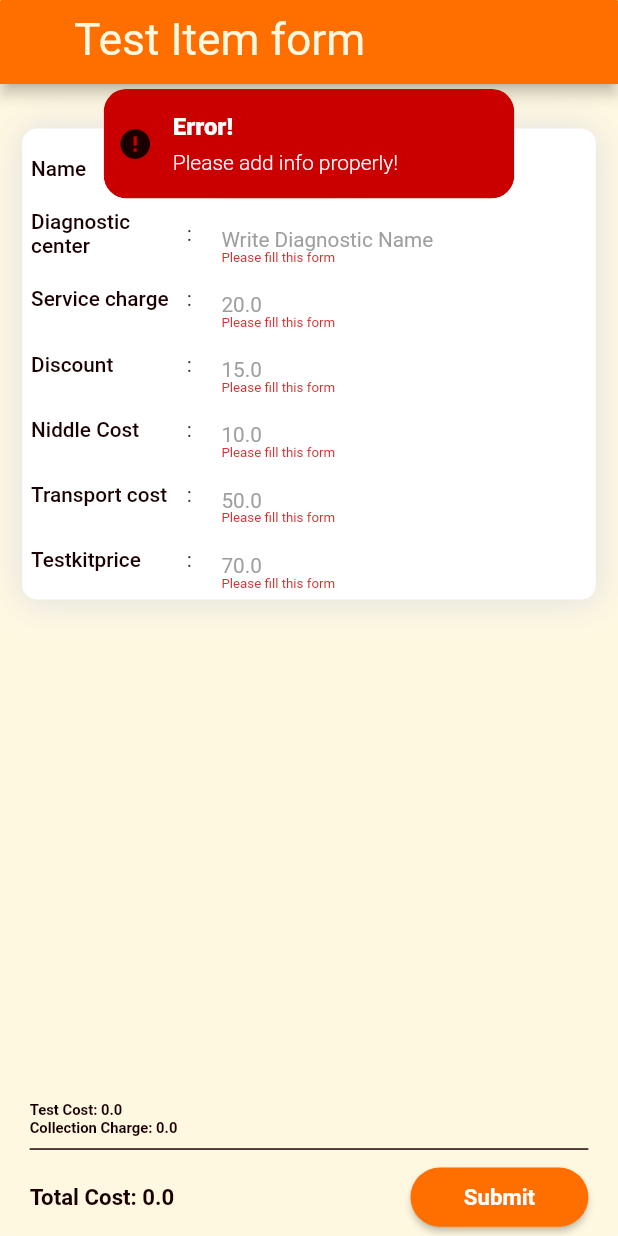
After one commit to adnan-ullah/encoderit-meditest, a Flutter app: the screen it shows after launch, after a tap on "Submit", on a phone screen of 412 x 824 dp. The commit adds this screen. Run offline on Flutter 3.47's test engine with Material 2 defaults, Android fonts, the light colour scheme and no system bars; our stand-ins replace animated_splash_screen, easy_splash_screen, firebase_core, firebase_database, firebase_storage, geolocator and 6 more; missing offline and left inert: dart:ffi; accounts and stored records are empty.

Commit message:
third-v4 pushhh

```diff
--- a/lib/main.dart
+++ b/lib/main.dart
@@ -8,6 +8,8 @@ import 'package:healthcare_homelab/constants/colors.dart';
 import 'package:healthcare_homelab/presentation/pages/Create_Request.dart';
 import 'package:healthcare_homelab/presentation/pages/HomeScreen.dart';
 import 'package:healthcare_homelab/presentation/pages/Login_info.dart';
+import 'package:healthcare_homelab/presentation/pages/adminPanel/TestData.dart';
+import 'package:sizer/sizer.dart';
 
 import 'presentation/pages/splash_pages/SplashScreen.dart';
 import 'presentation/widgets/majorWidgets/MyScaffold.dart';
@@ -25,17 +27,19 @@ class MyApp extends StatelessWidget {
 
   @override
   Widget build(BuildContext context) {
+    return Sizer(
+      builder: (BuildContext context, Orientation orientation, DeviceType deviceType) {
       return GetMaterialApp(
           debugShowCheckedModeBanner: false,
           home: SafeArea(
+            maintainBottomViewPadding: true,
             child: Scaffold(
-            resizeToAvoidBottomInset: false,
               body: MyScaffold(
-
-                container: SplashScreen(),
+                  container: TestDataCreate(),
                   color1: creamColor,
                   color2: creamColor),
             ),
-        ));
+          ),
+    );});
   }
 }
--- a/lib/presentation/pages/HomeScreen.dart
+++ b/lib/presentation/pages/HomeScreen.dart
@@ -52,7 +52,7 @@ class _HomeScreenState extends State<HomeScreen> {
       appBar: AppBar(backgroundColor: orangeColor, actions: [
         Container(
           padding: EdgeInsets.symmetric(horizontal: DM.p50, vertical: DM.p10),
-          width: MediaQuery.of(context).size.width,
+          width: DM.screenWidth,
           child: Text(
             "HomePage",
             textAlign: TextAlign.left,
@@ -84,7 +84,7 @@ class _HomeScreenState extends State<HomeScreen> {
                   mainAxisAlignment: MainAxisAlignment.spaceBetween,
                   children: [
                     Expanded(
-                      child: SizedBox(
+                      child: Container(
                         child: MaterialButton(
                           onPressed: () async {
                             if (await chechkingInternet())
--- /dev/null
+++ b/lib/presentation/pages/adminPanel/TestData.dart
@@ -0,0 +1,462 @@
+import 'dart:convert';
+import 'dart:ffi';
+import 'dart:math';
+
+import 'package:firebase_core/firebase_core.dart';
+import 'package:firebase_database/firebase_database.dart';
+import 'package:flutter/cupertino.dart';
+import 'package:flutter/material.dart';
+import 'package:geolocator/geolocator.dart';
+import 'package:get/get.dart';
+import 'package:healthcare_homelab/animations/Custom_Dialog.dart';
+
+import 'package:healthcare_homelab/presentation/widgets/projectsWidget/ConfirmationList.dart';
+import 'package:healthcare_homelab/presentation/widgets/projectsWidget/TestListDialogueBox.dart';
+import 'package:healthcare_homelab/presentation/widgets/projectsWidget/TextBoxDialogBox.dart';
+import 'package:healthcare_homelab/presentation/widgets/minorWidgets/smallDialogBox.dart';
+import 'package:intl/intl.dart';
+import 'package:shared_preferences/shared_preferences.dart';
+import 'package:uuid/uuid.dart';
+
+import '../../../constants/colors.dart';
+import '../../../db/databse_model.dart';
+import '../../../responsives/dimensions.dart';
+import '../../../state_programming/Create_Request_Controller.dart';
+import '../../../state_programming/getController.dart';
+import '../Login_info.dart';
+
+class TestDataCreate extends StatefulWidget {
+  // static const String id = "sign_up_page";
+
+  const TestDataCreate({Key? key}) : super(key: key);
+
+  @override
+  _TestDataCreateState createState() => _TestDataCreateState();
+}
+
+class _TestDataCreateState extends State<TestDataCreate> {
+  @override
+  void initState() {
+    // TODO: implement initState
+    super.initState();
+  }
+
+  /**
+   *  name: parsedJson['name'],
+        testprice: parsedJson['testprice'],
+        discount: parsedJson['discount'],
+        diagnostic_center: parsedJson['diagnostic_center'],
+        testkitprice: parsedJson['testkitprice'],
+        lastupdate: parsedJson['lastupdate'],
+        softdelete: parsedJson['softdelete'],
+        transport_cost: parsedJson['transport_cost'],
+        niddle_cost: parsedJson['niddle_cost'],
+        servicecharge: parsedJson['servicecharge']
+   */
+  final GlobalKey<FormState> _formKey = GlobalKey<FormState>();
+  String? latitude;
+  String? longitude;
+
+  final addressText = TextEditingController();
+  final referredAddressText = TextEditingController();
+
+  var name = new TextEditingController();
+  var diagnostic_center = new TextEditingController();
+  var testkitprice = TextEditingController();
+  var softdelete = TextEditingController();
+  var transport_cost = TextEditingController();
+  var niddle_cost = new TextEditingController();
+  var servicecharge = TextEditingController();
+  var discount = TextEditingController();
+  var testprice = TextEditingController();
+  //form variables:
+
+  var newRequestData;
+
+  CreateRequest_controller createReqController =
+      Get.put(CreateRequest_controller());
+
+  // Future<void> getSharedData() async {
+  //   final SharedPreferences prefs = await SharedPreferences.getInstance();
+  //   phone.text = prefs.getString("phoneNumber").toString();
+  // }
+
+  @override
+  Widget build(BuildContext context) {
+    chechkingInternet();
+
+    Future<void> addTestRequest() async {
+      int currentTime = DateTime.now().millisecondsSinceEpoch;
+      // DateTime currentTime = DateTime.fromMillisecondsSinceEpoch(timestamp);
+      // String currentTime = DateFormat('dd-MMM-yyy').format(tsdate);
+
+      late DatabaseReference _dbref_testReqModel;
+      _dbref_testReqModel = FirebaseDatabase.instance.ref("meditest/");
+
+      newRequestData = TestData(
+        id: ((Random().nextInt(900000) + 100000).toString()),
+        name: name.text,
+        servicecharge: servicecharge.text,
+        lastupdate: currentTime,
+        softdelete: softdelete.text,
+        diagnostic_center: diagnostic_center.text,
+        discount: discount.text,
+        niddle_cost: niddle_cost.text,
+        testkitprice: testkitprice.text,
+        testprice: testprice.text,
+        transport_cost: transport_cost.text,
+      );
+
+      // DatabaseEvent ds = await _dbref_testReqModel
+      //     .child("testRequest/${newRequestData.mobile.toString()}")
+      //     .once();
+      //checking duplicate child && add data
+      if (newRequestData != null) {
+        await _dbref_testReqModel
+            .child("testRequest")
+            .child(newRequestData.mobile.toString())
+            .child(newRequestData.id)
+            .set(newRequestData.toJson());
+
+        Get.snackbar(
+            margin: EdgeInsets.symmetric(horizontal: DM.p70, vertical: DM.p60),
+            duration: Duration(milliseconds: 2000),
+            backgroundColor: limeBGColor,
+            colorText: whiteColor,
+            "Added",
+            "Data added , successfully!");
+      } else {
+        Get.snackbar(
+            margin: EdgeInsets.symmetric(horizontal: DM.p70, vertical: DM.p60),
+            duration: Duration(milliseconds: 2000),
+            backgroundColor: redColor,
+            colorText: whiteColor,
+            "Request already exist",
+            "Failed to added!");
+      }
+    }
+
+    return Scaffold(
+      appBar: AppBar(backgroundColor: orangeColor, actions: [
+        Container(
+          padding: EdgeInsets.symmetric(horizontal: DM.p50, vertical: DM.p10),
+          width: DM.screenWidth,
+          child: Text(
+            "Test Item form",
+            textAlign: TextAlign.left,
+            style: TextStyle(color: creamColor, fontSize: DM.p30),
+          ),
+        ),
+      ]),
+      backgroundColor: creamColor,
+      body: Form(
+        key: _formKey,
+        child: Container(
+          height: DM.screenHeight,
+          width: DM.screenWidth,
+          child: Container(
+            width: DM.screenWidth,
+            child: Column(
+              mainAxisAlignment: MainAxisAlignment.spaceBetween,
+              children: [
+                Container(
+                    padding: EdgeInsets.all(DM.p5),
+                    margin: EdgeInsets.symmetric(
+                        horizontal: DM.p15, vertical: DM.p30),
+                    decoration: BoxDecoration(
+                        color: whiteColor,
+                        borderRadius: BorderRadius.circular(DM.p10),
+                        boxShadow: [
+                          BoxShadow(
+                              color: Colors.grey.shade300,
+                              blurRadius: DM.p20,
+                              spreadRadius: DM.p1,
+                              offset: Offset(0, DM.p1))
+                        ]),
+                    child: Column(
+                      mainAxisAlignment: MainAxisAlignment.spaceBetween,
+                      children: [
+                        FormUserInfo(
+                          formKey: _formKey,
+                          validatorField: validateString,
+                          textInputType: TextInputType.name,
+                          controller: name,
+                          title: "Name",
+                          value: "Write Your Name",
+                          activate: false,
+                        ),
+                        FormUserInfo(
+                          formKey: _formKey,
+                          validatorField: validateString,
+                          textInputType: TextInputType.name,
+                          controller: name,
+                          title: "Diagnostic center",
+                          value: "Write Diagnostic Name",
+                          activate: false,
+                        ),
+                        FormUserInfo(
+                          formKey: _formKey,
+                          validatorField: validateString,
+                          textInputType: TextInputType.name,
+                          controller: name,
+                          title: "Service charge",
+                          value: "20.0",
+                          activate: false,
+                        ),
+                        FormUserInfo(
+                          formKey: _formKey,
+                          validatorField: validateString,
+                          textInputType: TextInputType.name,
+                          controller: name,
+                          title: "Discount",
+                          value: "15.0",
+                          activate: false,
+                        ),
+                        FormUserInfo(
+                          formKey: _formKey,
+                          validatorField: validateString,
+                          textInputType: TextInputType.name,
+                          controller: name,
+                          title: "Niddle Cost",
+                          value: "10.0",
+                          activate: false,
+                        ),
+                        FormUserInfo(
+                          formKey: _formKey,
+                          validatorField: validateString,
+                          textInputType: TextInputType.name,
+                          controller: name,
+                          title: "Transport cost",
+                          value: "50.0",
+                          activate: false,
+                        ),
+                        FormUserInfo(
+                          formKey: _formKey,
+                          validatorField: validateString,
+                          textInputType: TextInputType.name,
+                          controller: name,
+                          title: "Testkitprice",
+                          value: "70.0",
+                          activate: false,
+                        ),
+                      ],
+                    )),
+
+                // #text_field
+
+                // #signup_button
+
+                Obx(
+                  () => Container(
+                    margin: EdgeInsets.symmetric(
+                        horizontal: DM.p20, vertical: DM.p2),
+                    child: Column(
+                      crossAxisAlignment: CrossAxisAlignment.start,
+                      children: [
+                        Text(
+                          "Test Cost: ${createReqController.totalTestCost.value}",
+                          style: TextStyle(
+                              fontWeight: FontWeight.w700,
+                              fontSize: DM.p10,
+                              color: Color.fromARGB(255, 26, 1, 1)),
+                        ),
+                        Text(
+                          "Collection Charge: ${createReqController.serviceCost.value}",
+                          style: TextStyle(
+                              fontWeight: FontWeight.w700,
+                              fontSize: DM.p10,
+                              color: Color.fromARGB(255, 26, 1, 1)),
+                        ),
+                        Divider(
+                          thickness: DM.p1,
+                          color: blackFontColor,
+                        ),
+                        Row(
+                          mainAxisAlignment: MainAxisAlignment.spaceBetween,
+                          children: [
+                            Text(
+                              "Total Cost: ${createReqController.totalCost.value}",
+                              style: TextStyle(
+                                  fontWeight: FontWeight.w700,
+                                  fontSize: DM.p15,
+                                  color: Color.fromARGB(255, 26, 1, 1)),
+                            ),
+                            MaterialButton(
+                              onPressed: () async {
+                                if (_formKey.currentState?.validate() == true) {
+                                  if (await chechkingInternet()) {
+                                    showDialog(
+                                        context: context,
+                                        builder: (context) {
+                                          return MyDialogView(
+                                            myChild: ConfirmationList(
+                                                newRequestData: newRequestData,
+                                                addTestRequest: addTestRequest),
+                                          );
+                                        });
+                                  }
+                                } else {
+                                  Get.snackbar(
+                                      duration: Duration(milliseconds: 2000),
+                                      icon: Icon(Icons.error),
+                                      margin: EdgeInsets.symmetric(
+                                          horizontal: DM.p70, vertical: DM.p60),
+                                      backgroundColor:
+                                          Color.fromARGB(255, 202, 0, 0),
+                                      colorText: whiteColor,
+                                      "Error!",
+                                      "Please add info properly!");
+                                }
+                              },
+                              height: DM.p40,
+                              minWidth: DM.p120,
+                              shape: const StadiumBorder(),
+                              color: orangeColor,
+                              child: Text(
+                                "Submit",
+                                style: TextStyle(
+                                    color: fullWhiteColor,
+                                    fontSize: DM.p15,
+                                    fontWeight: FontWeight.bold),
+                              ),
+                            ),
+                          ],
+                        ),
+                      ],
+                    ),
+                  ),
+                )
+
+                // #buttons(facebook & github)
+              ],
+            ),
+          ),
+        ),
+      ),
+    );
+  }
+}
+
+class FormUserInfo extends StatelessWidget {
+  dynamic title;
+  dynamic value;
+  dynamic activate;
+  dynamic formKey;
+  dynamic validatorField;
+  var controller = new TextEditingController();
+  var textInputType;
+  FormUserInfo(
+      {Key? key,
+      required this.formKey,
+      required this.title,
+      required this.value,
+      required this.activate,
+      required this.controller,
+      required this.textInputType,
+      required this.validatorField})
+      : super(
+          key: key,
+        );
+
+  @override
+  Widget build(BuildContext context) {
+    return Padding(
+      padding: EdgeInsets.all(DM.p1),
+      child: Row(
+        mainAxisAlignment: MainAxisAlignment.start,
+        crossAxisAlignment: CrossAxisAlignment.center,
+        children: [
+          SizedBox(
+            width: DM.p100,
+            child: Text(
+              title,
+              style: TextStyle(
+                  fontWeight: FontWeight.w500,
+                  fontSize: DM.p14,
+                  color: Color.fromARGB(255, 26, 1, 1)),
+            ),
+          ),
+          SizedBox(
+            width: DM.p5,
+          ),
+          Text(":"),
+          SizedBox(
+            width: DM.p10,
+          ),
+          Flexible(
+            child: Container(
+              height: DM.p42,
+              child: TextFormField(
+                validator: validatorField,
+                onEditingComplete: (() {}),
+                keyboardType: textInputType,
+                controller: controller,
+                readOnly: activate,
+                decoration: InputDecoration(
+                    errorStyle: TextStyle(fontSize: DM.p9),
+                    disabledBorder: OutlineInputBorder(
+                        borderSide:
+                            BorderSide(width: DM.p1, color: orangeColor)),
+                    // focusedErrorBorder: OutlineInputBorder(
+                    //     borderSide:
+                    //         BorderSide(width: DM.p1, color: orangeColor)),
+                    focusedBorder: OutlineInputBorder(
+                        borderSide:
+                            BorderSide(width: DM.p1, color: orangeColor)),
+                    enabledBorder: OutlineInputBorder(
+                      borderSide: BorderSide(
+                          width: DM.p1, color: orangeColor), //<-- SEE HERE
+                    ),
+                    filled: true,
+                    fillColor: Colors.white,
+                    contentPadding: EdgeInsets.symmetric(horizontal: DM.p10),
+                    border: InputBorder.none,
+                    hintText: value,
+                    hintStyle: TextStyle(
+                      color: Colors.grey,
+                      fontSize: DM.p14,
+                    )),
+              ),
+            ),
+          ),
+        ],
+      ),
+    );
+  }
+}
+
+//top : flat
+
+//: edit text
+//gender
+//:add test button brdr rdius
+// cross sign in list
+//golden rose light..
+//address
+//add test popup
+//write your name
+//test , transport, total cost
+//light green arektu ligh
+//outline_border listiitem and info
+//freshers...bdjobs
+
+//test , service charge , total cost
+//invoice //timestamp millisecond
+//only title mobile number
+//invoie last 5 digit+ randomnumber
+//teststatus enum
+//softdelete 0
+
+String? validateMobile(String? value) {
+  if (value?.length != 11)
+    return 'Mobile Number must be of 11 digits';
+  else
+    return null;
+}
+
+String? validateString(String? value) {
+  if (value?.length == 0)
+    return 'Please fill this form';
+  else
+    return null;
+}
--- a/lib/presentation/widgets/projectsWidget/TestListDialogueBox.dart
+++ b/lib/presentation/widgets/projectsWidget/TestListDialogueBox.dart
@@ -76,7 +76,7 @@ class _TestItemDialogueBoxState extends State<TestItemDialogueBox> {
                   ),
                   Card(
                       child: Container(
-                    height: MediaQuery.of(context).size.height * 0.60,
+                    height: DM.screenHeight * 0.60,
                     child: ListView.builder(
                       itemCount: cr_controller.testItemList.length,
                       itemBuilder: (context, index) {
--- a/lib/responsives/dimensions.dart
+++ b/lib/responsives/dimensions.dart
@@ -7,8 +7,18 @@ import 'package:flutter/foundation.dart' show kIsWeb;
 //here I am using Iphone 12 width and height (viewport) //height is "844"
 //Dynamic pixel
 class DM extends GetxController {
-  static double screenHeight = Get.context!.height;
+  //static double screenHeight =  Get.context!.height ;
+  static double screenHeight = Get.context!.height - 10;
+
+// ;
+//  static double screenHeight = BoxFit.fitHeight;
+
   static double screenWidth = Get.context!.width;
+
+
+
+  // static double resLinuxOrAndroid =
+  //     Platform.isAndroid == true ? (Get.context!.devicePixelRatio) : 1;
 
   static double resLinuxOrAndroid =
       Platform.isAndroid == true ? (844.00 / Get.context!.height) : 1;
--- a/pubspec.yaml
+++ b/pubspec.yaml
@@ -52,9 +52,8 @@ dependencies:
   json_annotation: ^4.7.0
   permission_handler: ^6.1.1
   shared_preferences: ^2.0.15
+  sizer: ^2.0.15
   uuid: ^3.0.6
-
-
 
 # dependency_overrides:
 #   firebase_messaging_platform_interface: 3.1.6
```
Also changed, not shown: lib/presentation/pages/Create_Prescription.dart (+21 -28 lines), lib/presentation/pages/Create_Request.dart (+20 -13 lines), lib/presentation/pages/Login_info.dart (+6 -3 lines), lib/presentation/widgets/projectsWidget/ConfirmationList.dart (+5 -5 lines), lib/presentation/widgets/projectsWidget/RequestList.dart (+14 -8 lines), lib/presentation/widgets/projectsWidget/TextBoxDialogBox.dart (+7 -7 lines), pubspec.lock. Lines whose indentation alone changed are shown as unchanged.
